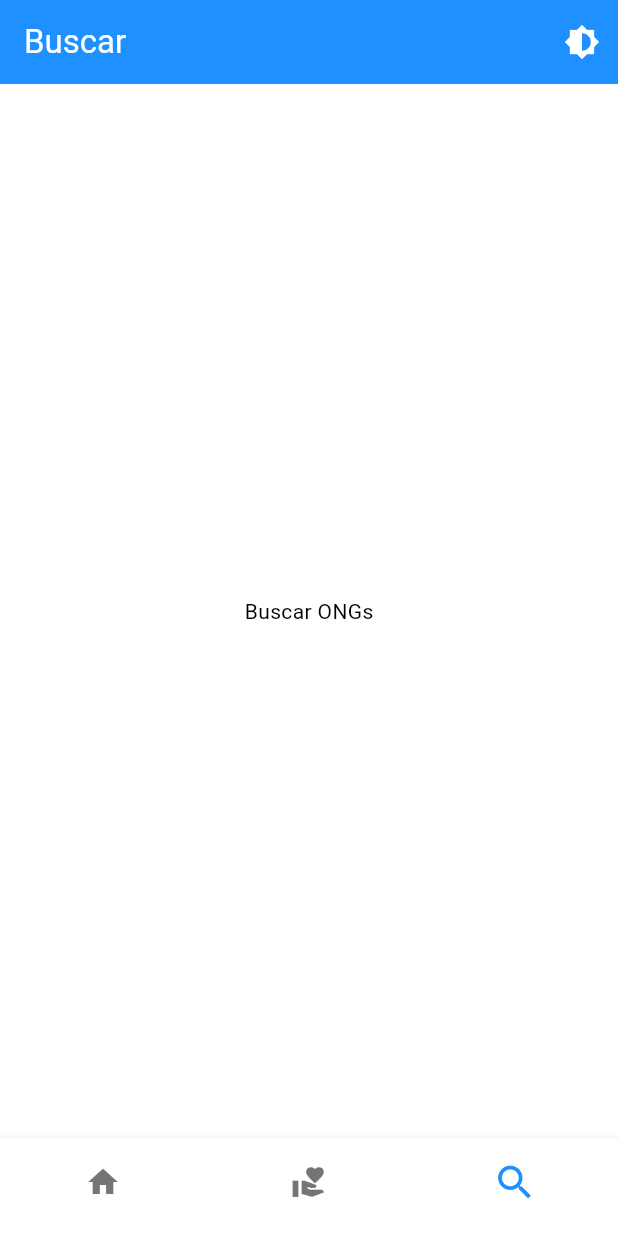
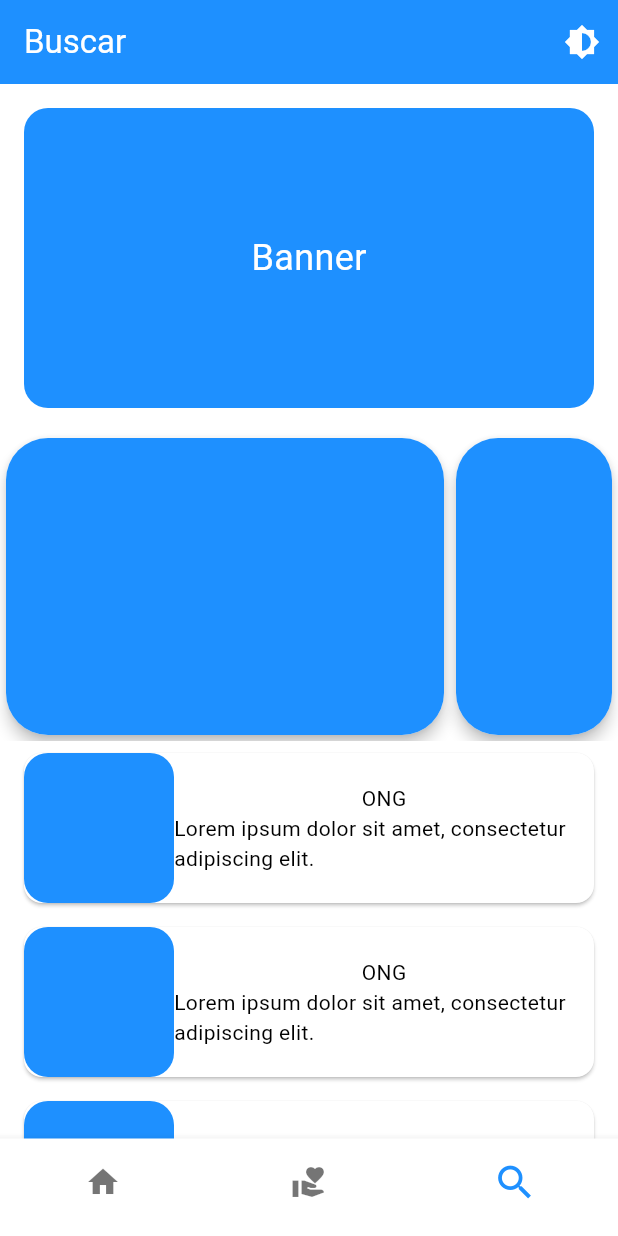
Before and after one commit to Amparo-Coletivo/fatec-dsm-pi-5sem, a Flutter app: the screen it shows after launch, item 3 of the bottom bar chosen, on a phone screen of 412 x 824 dp. Run offline on Flutter 3.47's test engine with Material 3 defaults, Android fonts, the phone set to English and light mode, and no system bars; our stand-ins replace skeletonizer, supabase_flutter; accounts and stored records are empty.

Commit message:
Nova page
Criação de uma nova página/tela

```diff
--- a/Code/amparo_coletivo/lib/pages/main_navigation.dart
+++ b/Code/amparo_coletivo/lib/pages/main_navigation.dart
@@ -1,9 +1,10 @@
+import 'package:amparo_coletivo/pages/neo_home.dart';
 import 'package:flutter/material.dart';
 import 'package:provider/provider.dart';
 import '../config/theme_notifier.dart';
 import 'home_page.dart';
 import 'donation_page.dart';
-import 'search_page.dart';
+// import 'search_page.dart';
 
 class MainNavigation extends StatefulWidget {
   const MainNavigation({super.key});
@@ -16,7 +17,7 @@ class _MainNavigationState extends State<MainNavigation> {
   int _currentIndex = 0;
 
   // Lista de páginas
-  final List<Widget> _pages = const [HomePage(), DonationPage(), SearchPage()];
+  final List<Widget> _pages = const [HomePage(), DonationPage(), NeoHomePage()];
 
   // Títulos das páginas
   final List<String> _titles = ['Início', 'Doações', 'Buscar'];
@@ -69,7 +70,7 @@ class _MainNavigationState extends State<MainNavigation> {
       bottomNavigationBar: BottomNavigationBar(
         backgroundColor: Theme.of(context).colorScheme.surface,
         selectedItemColor: Theme.of(context).colorScheme.primary,
-        unselectedItemColor: Colors.black54,
+        // unselectedItemColor: Colors.black54,
         showSelectedLabels: false,
         showUnselectedLabels: false,
         elevation: 5,
--- /dev/null
+++ b/Code/amparo_coletivo/lib/pages/neo_home.dart
@@ -0,0 +1,96 @@
+import 'package:flutter/material.dart';
+
+class NeoHomePage extends StatefulWidget {
+  const NeoHomePage({super.key});
+
+  @override
+  State<NeoHomePage> createState() => _NeoHomePageState();
+}
+
+class _NeoHomePageState extends State<NeoHomePage> {
+  @override
+  Widget build(BuildContext context) {
+    return Scaffold(
+      // body: Center(child: Text('NeoHomePage')),
+      body: CustomScrollView(
+        slivers: [
+          // SliverAppBar(
+          //   title: const Text('Início'),
+          //   floating: true,
+          //   actions: [
+          //     IconButton(
+          //       icon: const Icon(Icons.search),
+          //       onPressed: () {
+          //         // Ação do botão de pesquisa
+          //       },
+          //     ),
+          //   ],
+          // ),
+          SliverToBoxAdapter(
+            child: Container(
+              margin: const EdgeInsets.all(16),
+              height: 200,
+              decoration: BoxDecoration(
+                color: Theme.of(context).colorScheme.primary,
+                borderRadius: BorderRadius.circular(16),
+              ),
+              child: const Center(
+                child: Text(
+                  'Banner',
+                  style: TextStyle(color: Colors.white, fontSize: 24),
+                ),
+              ),
+            ),
+          ),
+          SliverToBoxAdapter(
+            child: SizedBox(
+              height: MediaQuery.sizeOf(context).height * 0.25,
+              width: MediaQuery.sizeOf(context).width * .8,
+              child: CarouselView(
+                elevation: 4,
+                itemSnapping: true,
+                itemExtent: 300,
+                children: List.generate(
+                  10,
+                  (index) =>
+                      Container(color: Theme.of(context).colorScheme.primary),
+                ),
+              ),
+            ),
+          ),
+          SliverList.builder(
+            itemCount: 30,
+            itemBuilder: (context, index) {
+              return Card(
+                clipBehavior: Clip.antiAlias,
+                margin: const EdgeInsets.symmetric(vertical: 8, horizontal: 16),
+                child: Row(
+                  children: [
+                    Container(
+                      width: 100,
+                      height: 100,
+                      decoration: BoxDecoration(
+                        color: Theme.of(context).colorScheme.primary,
+                        borderRadius: BorderRadius.circular(16),
+                      ),
+                    ),
+                    Flexible(
+                      child: Column(
+                        children: [
+                          const Text('ONG'),
+                          const Text(
+                            'Lorem ipsum dolor sit amet, consectetur adipiscing elit.',
+                          ),
+                        ],
+                      ),
+                    ),
+                  ],
+                ),
+              );
+            },
+          ),
+        ],
+      ),
+    );
+  }
+}
```
